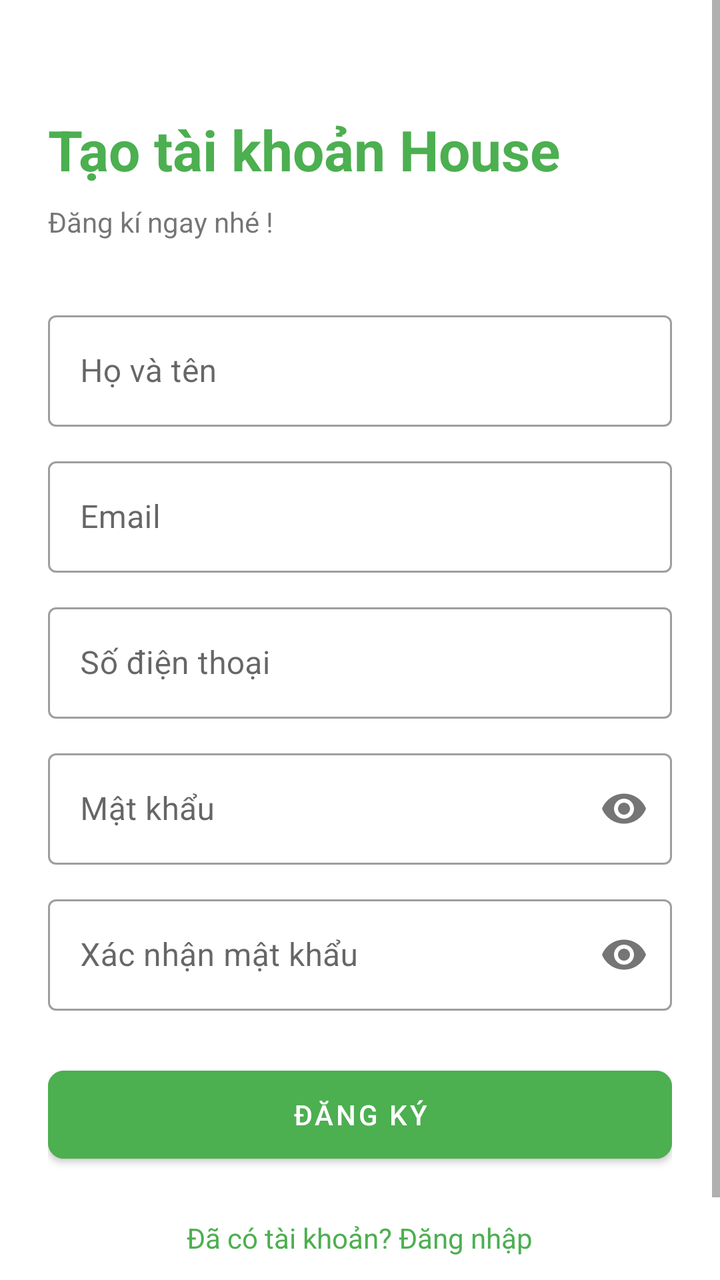
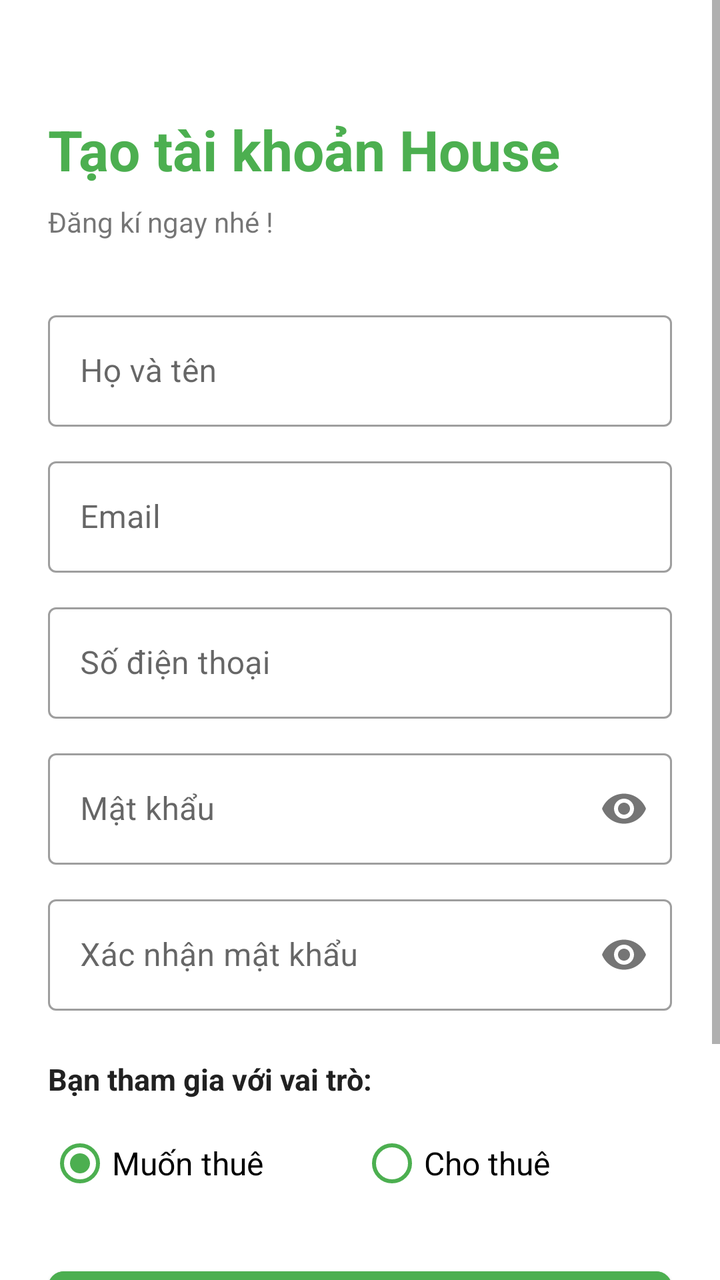

An Android layout rendered at two revisions. The XML below is the earlier revision; the diff shows what the commit changed to produce the second picture.
<!-- AndroidManifest.xml: application theme Theme.DACS3 -->
<!-- res/layout/activity_register.xml -->
<?xml version="1.0" encoding="utf-8"?>
<ScrollView xmlns:android="http://schemas.android.com/apk/res/android"
    xmlns:app="http://schemas.android.com/apk/res-auto"
    android:layout_width="match_parent"
    android:layout_height="match_parent"
    android:background="#FFFFFF">

    <LinearLayout
        android:layout_width="match_parent"
        android:layout_height="wrap_content"
        android:orientation="vertical"
        android:padding="24dp">

        <TextView
            android:layout_width="wrap_content"
            android:layout_height="wrap_content"
            android:layout_marginTop="32dp"
            android:layout_marginBottom="8dp"
            android:text="Tạo tài khoản House"
            android:textColor="@color/itro_green"
            android:textSize="28sp"
            android:textStyle="bold" />

        <TextView
            android:layout_width="wrap_content"
            android:layout_height="wrap_content"
            android:layout_marginBottom="32dp"
            android:text="Đăng kí ngay nhé !" />

        
        <com.google.android.material.textfield.TextInputLayout
            style="@style/Widget.MaterialComponents.TextInputLayout.OutlinedBox"
            android:layout_width="match_parent"
            android:layout_height="wrap_content"
            android:hint="Họ và tên"
            android:layout_marginBottom="12dp">
            <com.google.android.material.textfield.TextInputEditText
                android:id="@+id/etFullName"
                android:layout_width="match_parent"
                android:layout_height="wrap_content"
                android:inputType="textPersonName" />
        </com.google.android.material.textfield.TextInputLayout>

        
        <com.google.android.material.textfield.TextInputLayout
            style="@style/Widget.MaterialComponents.TextInputLayout.OutlinedBox"
            android:layout_width="match_parent"
            android:layout_height="wrap_content"
            android:hint="Email"
            android:layout_marginBottom="12dp">
            <com.google.android.material.textfield.TextInputEditText
                android:id="@+id/etEmail"
                android:layout_width="match_parent"
                android:layout_height="wrap_content"
                android:inputType="textEmailAddress" />
        </com.google.android.material.textfield.TextInputLayout>

        
        <com.google.android.material.textfield.TextInputLayout
            style="@style/Widget.MaterialComponents.TextInputLayout.OutlinedBox"
            android:layout_width="match_parent"
            android:layout_height="wrap_content"
            android:hint="Số điện thoại"
            android:layout_marginBottom="12dp">
            <com.google.android.material.textfield.TextInputEditText
                android:id="@+id/etPhone"
                android:layout_width="match_parent"
                android:layout_height="wrap_content"
                android:inputType="phone" />
        </com.google.android.material.textfield.TextInputLayout>

        
        <com.google.android.material.textfield.TextInputLayout
            style="@style/Widget.MaterialComponents.TextInputLayout.OutlinedBox"
            android:layout_width="match_parent"
            android:layout_height="wrap_content"
            android:hint="Mật khẩu"
            app:passwordToggleEnabled="true"
            android:layout_marginBottom="12dp">
            <com.google.android.material.textfield.TextInputEditText
                android:id="@+id/etPassReg"
                android:layout_width="match_parent"
                android:layout_height="wrap_content"
                android:inputType="textPassword" />
        </com.google.android.material.textfield.TextInputLayout>

        
        <com.google.android.material.textfield.TextInputLayout
            style="@style/Widget.MaterialComponents.TextInputLayout.OutlinedBox"
            android:layout_width="match_parent"
            android:layout_height="wrap_content"
            android:hint="Xác nhận mật khẩu"
            app:passwordToggleEnabled="true"
            android:layout_marginBottom="24dp">
            <com.google.android.material.textfield.TextInputEditText
                android:id="@+id/etConfirmPass"
                android:layout_width="match_parent"
                android:layout_height="wrap_content"
                android:inputType="textPassword" />
        </com.google.android.material.textfield.TextInputLayout>

        <Button
            android:id="@+id/btnRegisterSubmit"
            android:layout_width="match_parent"
            android:layout_height="56dp"
            android:backgroundTint="@color/itro_green"
            android:text="ĐĂNG KÝ"
            app:cornerRadius="8dp" />

        <TextView
            android:id="@+id/tvBackToLogin"
            android:layout_width="wrap_content"
            android:layout_height="wrap_content"
            android:layout_gravity="center"
            android:layout_marginTop="24dp"
            android:paddingBottom="32dp"
            android:text="Đã có tài khoản? Đăng nhập"
            android:textColor="@color/itro_green" />

    </LinearLayout>
</ScrollView>
<!-- resources referenced by this layout -->
<resources>
  <color name="itro_green">#4CAF50</color>
  <style name="Theme.DACS3" parent="Theme.MaterialComponents.DayNight.NoActionBar">
          ...
      </style>
</resources>

<!-- the commit's change to res/layout/activity_register.xml (unified diff, before → after) -->
@@ -99,6 +99,42 @@
                 android:inputType="textPassword" />
         </com.google.android.material.textfield.TextInputLayout>
 
+        <TextView
+            android:layout_width="wrap_content"
+            android:layout_height="wrap_content"
+            android:layout_marginBottom="8dp"
+            android:text="Bạn tham gia với vai trò:"
+            android:textColor="@color/textDark"
+            android:textStyle="bold"
+            android:textSize="15sp" />
+
+        <RadioGroup
+            android:id="@+id/rgRole"
+            android:layout_width="match_parent"
+            android:layout_height="wrap_content"
+            android:orientation="horizontal"
+            android:layout_marginBottom="24dp">
+
+            <RadioButton
+                android:id="@+id/rbTenant"
+                android:layout_width="0dp"
+                android:layout_height="wrap_content"
+                android:layout_weight="1"
+                android:text="Muốn thuê"
+                android:checked="true"
+                android:buttonTint="@color/itro_green"
+                android:textSize="16sp" />
+
+            <RadioButton
+                android:id="@+id/rbHost"
+                android:layout_width="0dp"
+                android:layout_height="wrap_content"
+                android:layout_weight="1"
+                android:text="Cho thuê"
+                android:buttonTint="@color/itro_green"
+                android:textSize="16sp" />
+        </RadioGroup>
+
         <Button
             android:id="@+id/btnRegisterSubmit"
             android:layout_width="match_parent"
<!-- resource entries referenced after the edit -->
@@ -1,6 +1,7 @@
 <!-- resources referenced by this layout -->
 <resources>
   <color name="itro_green">#4CAF50</color>
+  <color name="textDark">#212121</color>
   <style name="Theme.DACS3" parent="Theme.MaterialComponents.DayNight.NoActionBar">
           ...
       </style>
